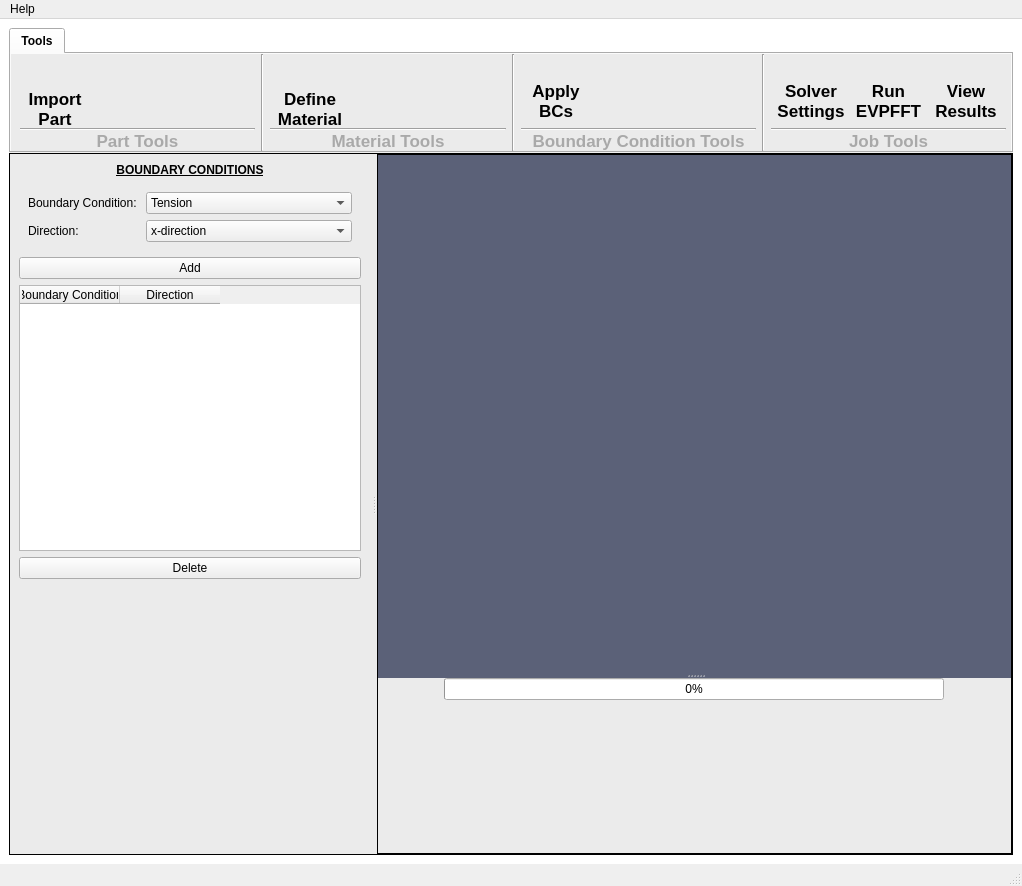
lanl/Fierro, file python/EVPFFT-GUI/evpfft_gui/EVPFFT_GUI.ui: the form before one commit.
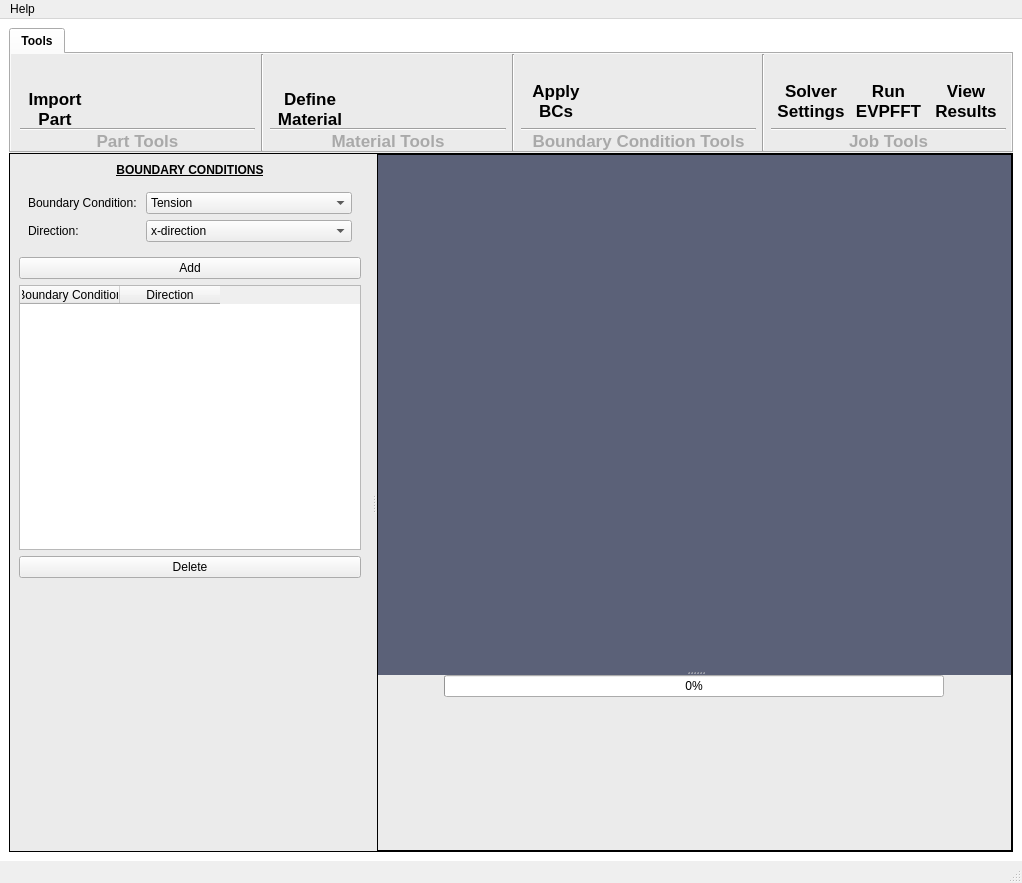
The form after the commit. The open tabs and pages were chosen to show the change. Icons and pictures are not drawn.

Diff of the .ui file:
```diff
--- a/python/EVPFFT-GUI/evpfft_gui/EVPFFT_GUI.ui
+++ b/python/EVPFFT-GUI/evpfft_gui/EVPFFT_GUI.ui
@@ -7,7 +7,7 @@
     <x>0</x>
     <y>0</y>
     <width>1022</width>
-    <height>886</height>
+    <height>883</height>
    </rect>
   </property>
   <property name="windowTitle">
```
Left out of the diff: 9 changed lines with no effect on the pictures.
